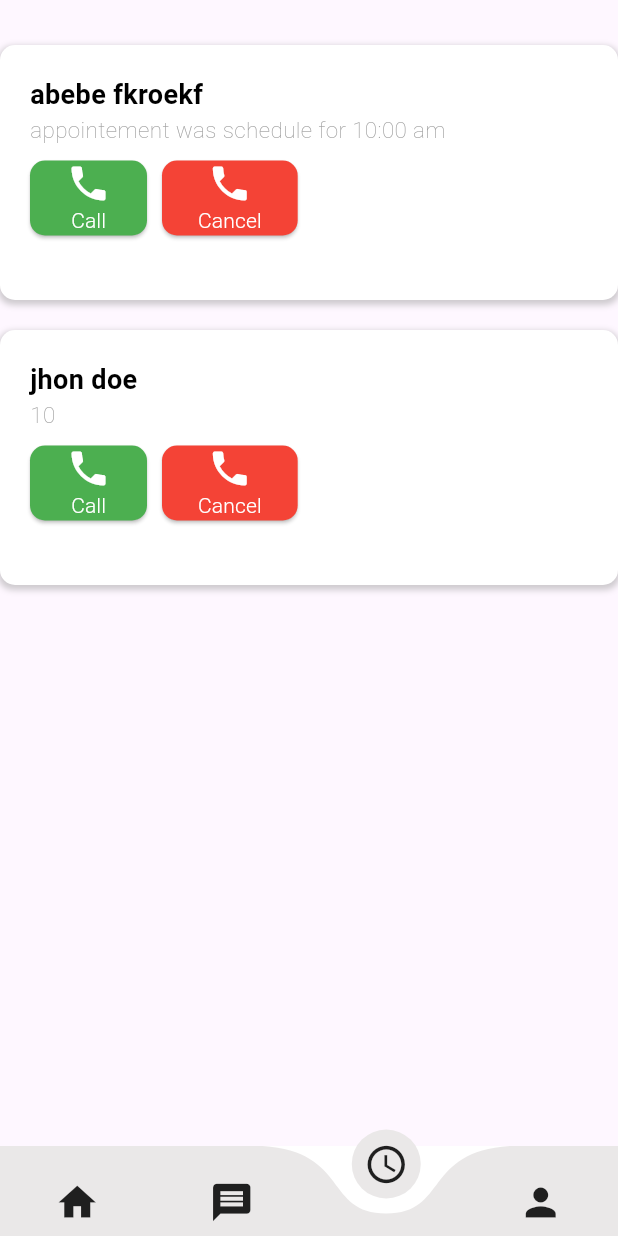
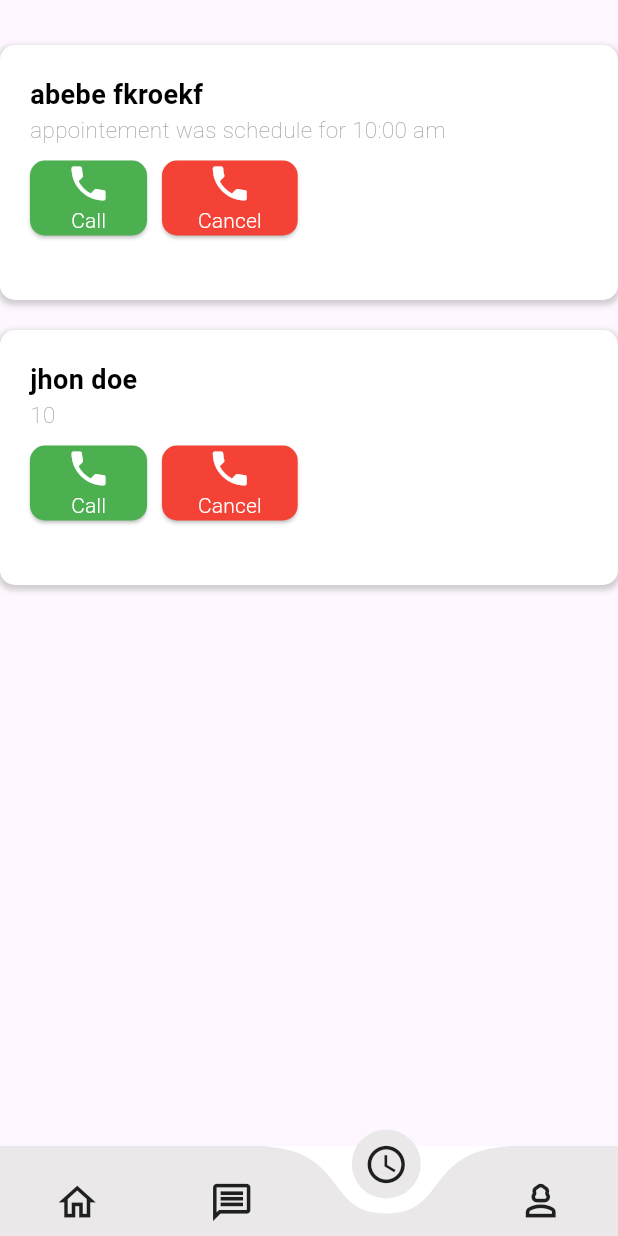
Before and after one commit to michael-099/Hakime, a Flutter app: the screen it shows after launch, item 3 of the bottom bar chosen, on a phone screen of 412 x 824 dp. Run offline on Flutter 3.47's test engine with Material 3 defaults, Android fonts, the light colour scheme and no system bars; drawn by our look-alikes of curved_navigation_bar; missing offline and left inert: dart:js.

Commit message:
nav bar update

```diff
--- a/lib/dashBoard/dashboard.dart
+++ b/lib/dashBoard/dashboard.dart
@@ -15,7 +15,7 @@ class DashBoard extends StatelessWidget {
           child: Column(
             children: [
               const SizedBox(
-                height: 30,
+                height: 20,
               ),
               TopBar(
                   categories: "HAKIME",
@@ -31,7 +31,7 @@ class DashBoard extends StatelessWidget {
 
               Ad(),
              const  SizedBox(
-                height: 30,
+                height: 20,
               ),
               TextW(texts: "catagoreis"),
               Container(
@@ -80,7 +80,7 @@ class DashBoard extends StatelessWidget {
                 ),
               ),
                const SizedBox(
-                height: 20,
+                height: 10,
               ),
               TextW(
                 texts: "recomandiations",
--- a/lib/main/Main.dart
+++ b/lib/main/Main.dart
@@ -65,10 +65,10 @@ class NavpageState extends State<Main> {
         },
         index: currentPage,
         items: [
-          Icon(Icons.home, size: 30),
-          Icon(Icons.message, size: 30),
+          Icon(Icons.home_outlined, size: 30),
+          Icon(Icons.message_outlined, size: 30),
           Icon(Icons.schedule, size: 30),
-          Icon(Icons.person, size: 30),
+          Icon(Icons.person_3_outlined, size: 30),
         ],
         // Add shadow to the navigation bar
         // elevation: 5.0,
```
